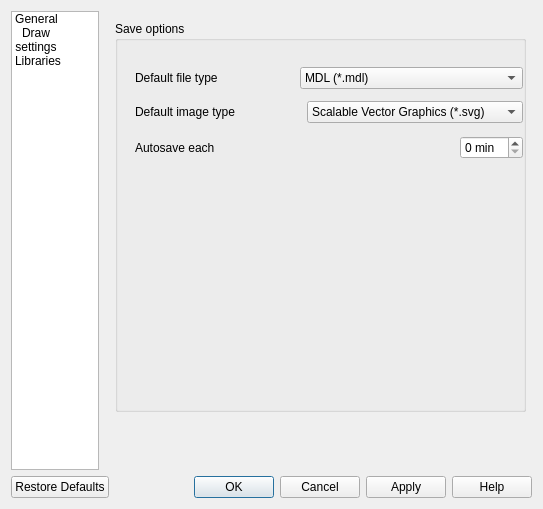
First picture: the form in molsketch/src/settings.ui, repository timvdm/Molsketch, before the edit.
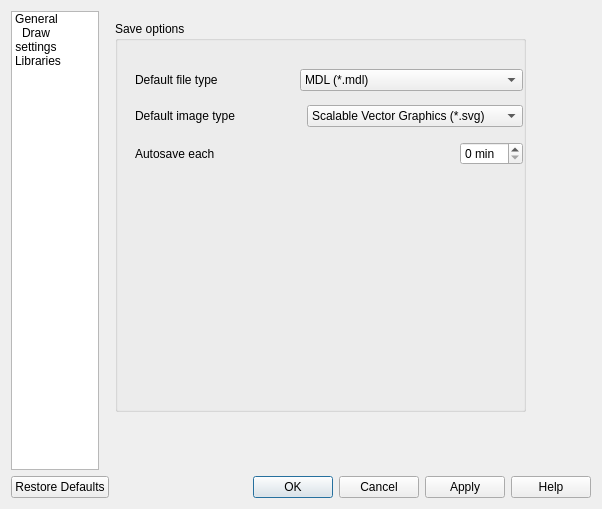
Second picture: the form after the edit. The open tabs and pages were chosen to show the change. Icons and pictures are not drawn.

The edit to the form file:
```diff
--- a/molsketch/src/settings.ui
+++ b/molsketch/src/settings.ui
@@ -7,7 +7,7 @@
    <rect>
     <x>0</x>
     <y>0</y>
-    <width>543</width>
+    <width>602</width>
     <height>509</height>
    </rect>
   </property>
@@ -20,9 +20,9 @@
   </property>
   <layout class="QHBoxLayout" name="horizontalLayout">
    <item>
-    <layout class="QVBoxLayout">
+    <layout class="QVBoxLayout" name="settingsDialogLayout">
      <item>
-      <layout class="QHBoxLayout">
+      <layout class="QHBoxLayout" name="settingsInnerLayout">
        <item>
         <widget class="QListWidget" name="listWidget">
          <property name="sizePolicy">
@@ -111,12 +111,12 @@
               <x>20</x>
               <y>40</y>
               <width>388</width>
-              <height>105</height>
+              <height>116</height>
              </rect>
             </property>
-            <layout class="QVBoxLayout">
+            <layout class="QVBoxLayout" name="SaveLayout">
              <item>
-              <layout class="QHBoxLayout">
+              <layout class="QHBoxLayout" name="defaultFileTypeLayout">
                <item>
                 <widget class="QLabel" name="labelDefaultFileType">
                  <property name="text">
@@ -141,7 +141,7 @@
               </layout>
              </item>
              <item>
-              <layout class="QHBoxLayout">
+              <layout class="QHBoxLayout" name="defaultImageTypeLayout">
                <item>
                 <widget class="QLabel" name="labelDefaultImageType">
                  <property name="text">
@@ -166,7 +166,7 @@
               </layout>
              </item>
              <item>
-              <layout class="QHBoxLayout">
+              <layout class="QHBoxLayout" name="autoSaveIntervalLayout">
                <item>
                 <widget class="QLabel" name="labelAutoSave">
                  <property name="text">
@@ -175,7 +175,7 @@
                 </widget>
                </item>
                <item>
-                <spacer>
+                <spacer name="autoSaveIntervalSpacer">
                  <property name="orientation">
                   <enum>Qt::Horizontal</enum>
                  </property>
```
Left out of the diff: 24 changed lines with no effect on the pictures.
